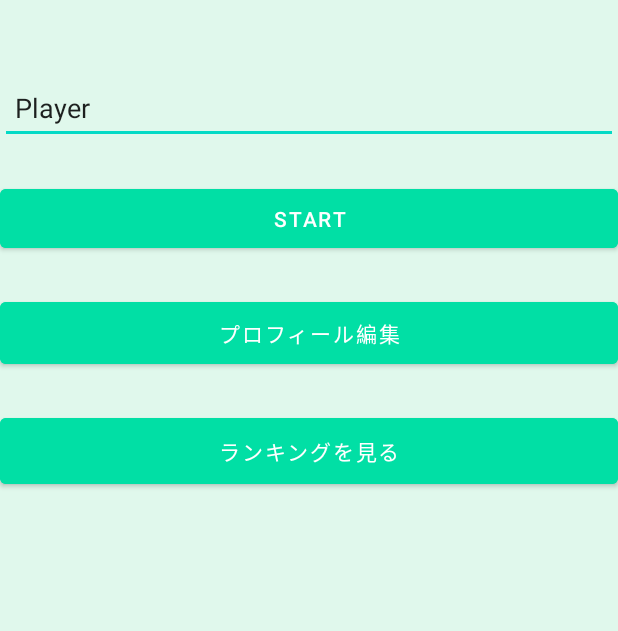
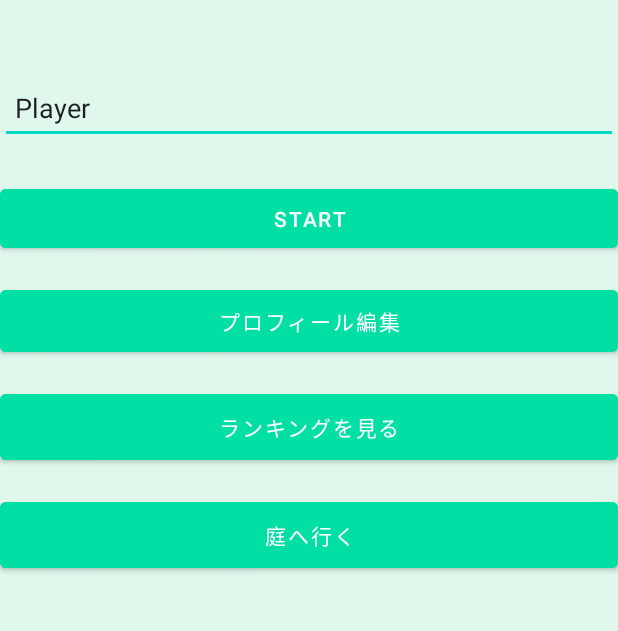
Before and after one commit to Byblis/FlickMaster, an Android app: the screen it shows after launch (MainActivity), on a phone screen of 412 x 824 dp, the part 335-966 px from its top. Run offline under Robolectric (Android 15) with nearby library versions, the phone set to English and light mode, and no system bars.

Commit message:
植物を育てる機能を追加

```diff
--- a/app/src/main/AndroidManifest.xml
+++ b/app/src/main/AndroidManifest.xml
@@ -26,6 +26,7 @@
 
         <activity android:name=".RankingActivity"/>
 
+        <activity android:name=".GardenActivity"/>
 
     </application>
 
--- a/app/src/main/java/com/example/myapplication/MainActivity.java
+++ b/app/src/main/java/com/example/myapplication/MainActivity.java
@@ -5,10 +5,8 @@ import android.content.SharedPreferences;
 import android.os.Bundle;
 import android.widget.Button;
 import android.widget.EditText;
-import android.widget.TextView;
-import android.widget.Toast;
-
 import androidx.appcompat.app.AppCompatActivity;
+import com.example.testapp.ProfileEditActivity; // ✅ testappパッケージのProfileEditActivityをインポート！
 
 public class MainActivity extends AppCompatActivity {
     private EditText playerNameEditText;
@@ -19,28 +17,27 @@ public class MainActivity extends AppCompatActivity {
         super.onCreate(savedInstanceState);
         setContentView(R.layout.activity_main);
 
-        // UIコンポーネントの初期化
-        TextView textView = findViewById(R.id.textView);
+        // 🔹 UIコンポーネントの初期化
+        playerNameEditText = findViewById(R.id.playerNameEditText);
         Button startButton = findViewById(R.id.startButton);
         Button rankingButton = findViewById(R.id.rankingButton);
-        playerNameEditText = findViewById(R.id.playerNameEditText);
+        Button gardenButton = findViewById(R.id.gardenButton);
+        Button profileButton = findViewById(R.id.profileButton); // ✅ プロフィール編集ボタンを追加
 
-        // SharedPreferences を取得
+        // 🔹 SharedPreferences を取得
         prefs = getSharedPreferences("PlayerPrefs", MODE_PRIVATE);
-        String savedName = prefs.getString("player_name", "Player"); // デフォルトは "Player"
+        String savedName = prefs.getString("player_name", "Player");
         playerNameEditText.setText(savedName);
 
-        // スタートボタンのクリックリスナー
+        // ✅ **スタートボタンのクリック処理**
         startButton.setOnClickListener(v -> {
             String playerName = playerNameEditText.getText().toString().trim();
             if (playerName.isEmpty()) {
-                playerName = "Player"; // 名前が空ならデフォルト
+                playerName = "Player";
             }
 
-            // プレイヤー名を SharedPreferences に保存
-            SharedPreferences.Editor editor = prefs.edit();
-            editor.putString("player_name", playerName);
-            editor.apply();
+            // 🔹 プレイヤー名を SharedPreferences に保存
+            prefs.edit().putString("player_name", playerName).apply();
 
             // 🔥 ゲーム画面へ遷移し、プレイヤー名を渡す
             Intent intent = new Intent(MainActivity.this, TypingActivity.class);
@@ -48,9 +45,26 @@ public class MainActivity extends AppCompatActivity {
             startActivity(intent);
         });
 
-        // ランキングボタンのクリックリスナー
-        rankingButton.setOnClickListener(v -> {
-            RankingManager.openRankingActivity(MainActivity.this);
+        // ✅ **ランキングボタンのクリック処理**
+        rankingButton.setOnClickListener(v -> RankingManager.openRankingActivity(MainActivity.this));
+
+        // ✅ **庭へ行くボタンのクリック処理**
+        gardenButton.setOnClickListener(v -> {
+            String playerName = playerNameEditText.getText().toString().trim();
+            if (playerName.isEmpty()) {
+                playerName = "Player";
+            }
+
+            // 🔹 庭画面へプレイヤー名を渡して遷移
+            Intent intent = new Intent(MainActivity.this, GardenActivity.class);
+            intent.putExtra("PLAYER_NAME", playerName);
+            startActivity(intent);
+        });
+
+        // ✅ **プロフィール編集ボタンのクリック処理**
+        profileButton.setOnClickListener(v -> {
+            Intent intent = new Intent(MainActivity.this, ProfileEditActivity.class); // 🔥 ProfileActivity → ProfileEditActivity に修正！
+            startActivity(intent);
         });
     }
 }
--- a/app/src/main/res/layout/activity_main.xml
+++ b/app/src/main/res/layout/activity_main.xml
@@ -1,3 +1,4 @@
+<?xml version="1.0" encoding="utf-8"?>
 <androidx.constraintlayout.widget.ConstraintLayout
     xmlns:android="http://schemas.android.com/apk/res/android"
     xmlns:app="http://schemas.android.com/apk/res-auto"
@@ -6,7 +7,6 @@
     android:layout_width="match_parent"
     android:layout_height="match_parent"
     tools:context=".MainActivity">
-
 
     <!-- ⭐ タイトルの上に説明テキスト配置 -->
     <TextView
@@ -19,7 +19,7 @@
         app:layout_constraintHorizontal_bias="0.500"
         app:layout_constraintStart_toStartOf="parent"
         app:layout_constraintTop_toTopOf="parent"
-        android:layout_marginTop="48dp"/> <!-- 🔥 余白を増やして配置を調整 -->
+        android:layout_marginTop="48dp"/>
 
     <!-- ⭐ タイトル -->
     <TextView
@@ -36,8 +36,9 @@
         app:layout_constraintEnd_toEndOf="parent"
         app:layout_constraintHorizontal_bias="0.500"
         app:layout_constraintStart_toStartOf="parent"
-    android:layout_marginTop="80dp"/> <!-- 🔥 もっと大きくしてみる -->
+        android:layout_marginTop="80dp"/>
 
+    <!-- プレイヤー名入力欄 -->
     <EditText
         android:id="@+id/playerNameEditText"
         android:layout_width="match_parent"
@@ -50,8 +51,7 @@
         app:layout_constraintEnd_toEndOf="parent"
         android:layout_marginTop="48dp"/>
 
-
-    <!-- ✅ スタートボタンをプレイヤー名入力の下に配置 -->
+    <!-- ✅ スタートボタン -->
     <com.google.android.material.button.MaterialButton
         android:id="@+id/startButton"
         style="@style/BaseButton"
@@ -62,10 +62,9 @@
         app:layout_constraintEnd_toEndOf="parent"
         app:layout_constraintHorizontal_bias="0.500"
         app:layout_constraintStart_toStartOf="parent"
-        app:layout_constraintTop_toBottomOf="@id/playerNameEditText"/> <!-- 🔥 ここを修正！ -->
+        app:layout_constraintTop_toBottomOf="@id/playerNameEditText"/>
 
-
-
+    <!-- ✅ プロフィール編集ボタン -->
     <com.google.android.material.button.MaterialButton
         android:id="@+id/profileButton"
         style="@style/BaseButton"
@@ -73,11 +72,11 @@
         android:layout_height="wrap_content"
         android:text="プロフィール編集"
         app:layout_constraintEnd_toEndOf="parent"
-        app:layout_constraintHorizontal_bias="1.0"
         app:layout_constraintStart_toStartOf="parent"
         app:layout_constraintTop_toBottomOf="@id/startButton"
-        android:layout_marginTop="24dp"/> <!-- 🔥 修正 -->
+        android:layout_marginTop="16dp"/>
 
+    <!-- ✅ ランキングを見るボタン -->
     <com.google.android.material.button.MaterialButton
         android:id="@+id/rankingButton"
         android:layout_width="match_parent"
@@ -88,8 +87,18 @@
         app:layout_constraintEnd_toEndOf="parent"
         app:layout_constraintStart_toStartOf="parent"
         app:layout_constraintTop_toBottomOf="@id/profileButton"
-        android:layout_marginTop="24dp"/> <!-- 🔥 修正 -->
+        android:layout_marginTop="16dp"/>
 
-
-
+    <!-- ✅ 庭へ行くボタン -->
+    <com.google.android.material.button.MaterialButton
+        android:id="@+id/gardenButton"
+        android:layout_width="match_parent"
+        android:layout_height="56dp"
+        android:text="庭へ行く"
+        android:backgroundTint="@color/button_color"
+        android:textColor="@android:color/white"
+        app:layout_constraintStart_toStartOf="parent"
+        app:layout_constraintEnd_toEndOf="parent"
+        app:layout_constraintTop_toBottomOf="@id/rankingButton"
+        android:layout_marginTop="16dp"/>
 </androidx.constraintlayout.widget.ConstraintLayout>
--- a/app/src/main/res/layout/activity_typing.xml
+++ b/app/src/main/res/layout/activity_typing.xml
@@ -71,4 +71,5 @@
         app:layout_constraintEnd_toEndOf="parent"
         android:layout_marginTop="20dp"/> <!-- 🔥 修正 -->
 
+
 </androidx.constraintlayout.widget.ConstraintLayout>
```
Also changed, not shown: app/src/main/java/com/example/myapplication/GardenActivity.java (added, +61 -0 lines), app/src/main/java/com/example/myapplication/ResultActivity.java (+14 -9 lines), app/src/main/java/com/example/myapplication/TypingActivity.java (+30 -15 lines), app/src/main/java/com/example/testapp/ProfileEditActivity.java (+4 -37 lines), app/src/main/res/layout/activity_garden.xml (added, +35 -0 lines), app/src/main/res/layout/activity_profile_edit.xml (+10 -30 lines), app/src/main/res/layout/activity_result.xml (+18 -6 lines). Lines whose indentation alone changed are shown as unchanged.
